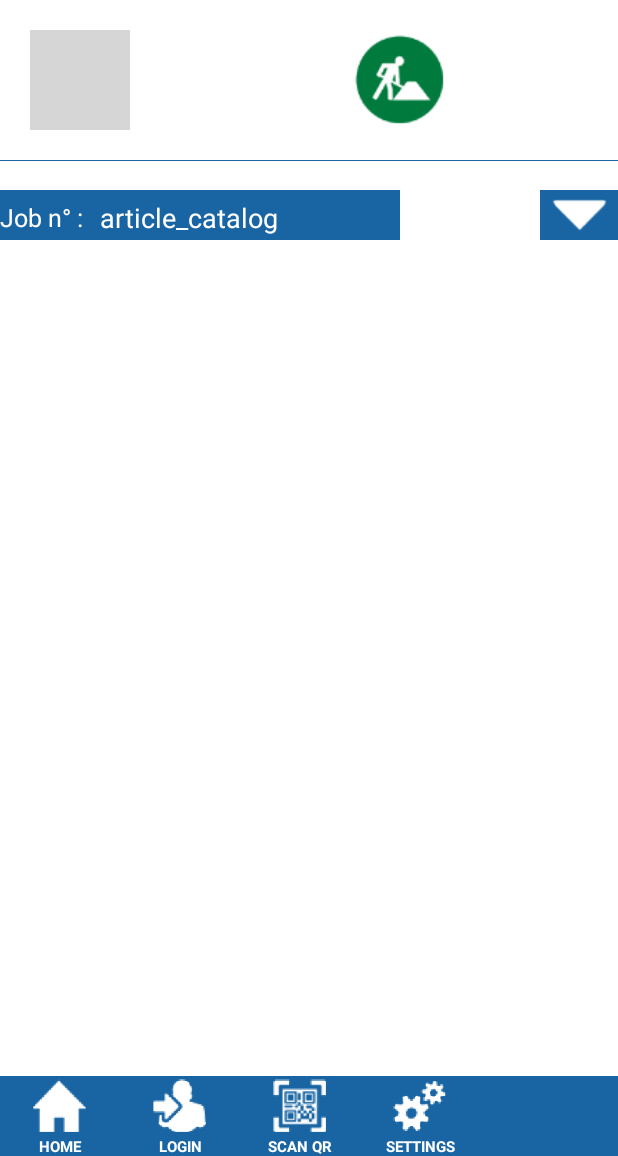
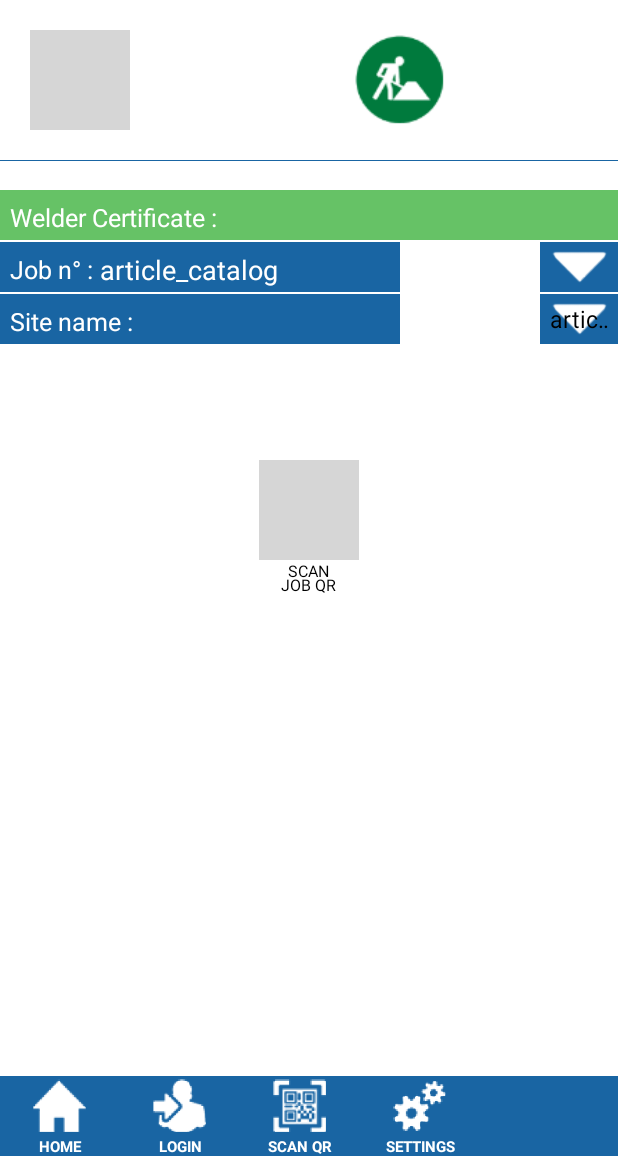
Before and after one commit to adentsLyon/projetsAndroidStudio, an Android app: the JobDataActivity screen opened directly, with no data from a screen before it, on a phone screen of 412 x 824 dp, the part 80-1236 px from its top. Run offline under Robolectric (Android 15) with nearby library versions, the phone set to English and light mode, and no system bars; network calls fail; grey boxes are pictures that could not be loaded.

Commit message:
commit de la page job data + changement de session

```diff
--- a/GF_PDA_App/app/src/main/res/layout/activity_job_data.xml
+++ b/GF_PDA_App/app/src/main/res/layout/activity_job_data.xml
@@ -10,10 +10,6 @@
 
     <include layout="@layout/header" />
 
-
-    <!-- Header aligned to top --><!-- Header aligned to top --><!-- Header aligned to top --><!-- Header aligned to top --><!-- Header aligned to top --><!-- Header aligned to top --><!-- Header aligned to top --><!-- Header aligned to top --><!-- Header aligned to top --><!-- Header aligned to top --><!-- Header aligned to top --><!-- Header aligned to top -->
-
-
     <!-- header aligned to bottom -->
 
     <include layout="@layout/article_header" />
@@ -23,6 +19,51 @@
             android:layout_width="fill_parent"
             android:layout_height="fill_parent"
             android:layout_marginTop="270px"
+            >
+
+            <RelativeLayout
+                android:id="@+id/rel_welding"
+                android:layout_width="wrap_content"
+                android:layout_height="wrap_content"
+                >
+
+                <View
+                    android:layout_width="fill_parent"
+                    android:layout_height="50px"
+                        android:background="#66c266"
+                        android:id="@+id/bar_welding"/>
+
+                        <EditText
+                            android:background="@null"
+                            android:layout_width="190px"
+                            android:layout_height="45px"
+                            android:layout_marginTop="5px"
+                            android:layout_marginLeft="230px"
+                            android:id="@+id/field_welding"
+                            android:textColor="#ffffff"
+                            android:layout_alignParentTop="true"
+                            android:layout_alignParentLeft="true"/>
+
+                        <TextView
+                            android:layout_width="wrap_content"
+                            android:layout_height="wrap_content"
+                            android:text="Welder Certificate :"
+                            android:id="@+id/text_welding"
+                            android:textColor="#ffffff"
+                            android:layout_marginLeft="10px"
+                            android:layout_marginTop="10px"
+                            android:textSize="25px"
+                            android:layout_alignLeft="@+id/bar_welding"
+                            android:layout_alignTop="@+id/bar_welding"/>
+
+                </RelativeLayout>
+
+            <RelativeLayout
+                android:id="@+id/rel_job"
+                android:layout_width="wrap_content"
+                android:layout_height="wrap_content"
+                android:layout_below="@id/rel_welding"
+                android:layout_marginTop="2px"
                 >
 
                 <View
@@ -68,8 +109,88 @@
                     android:textColor="#ffffff"
                     android:layout_marginTop="10px"
                     android:textSize="25px"
+                    android:layout_marginLeft="10px"
                     android:layout_alignLeft="@+id/bar_job"
                     android:layout_alignTop="@+id/bar_job"/>
+
+            </RelativeLayout>
+
+            <RelativeLayout
+                android:id="@+id/rel_site"
+                android:layout_width="wrap_content"
+                android:layout_height="wrap_content"
+                android:layout_below="@id/rel_job"
+                android:layout_marginTop="2px"
+                >
+
+                <View
+                    android:layout_width="400px"
+                    android:layout_height="50px"
+                    android:background="#1965a3"
+                    android:id="@+id/bar_site"/>
+
+                <View
+                    android:layout_width="78px"
+                    android:layout_height="50px"
+                    android:background="#1965a3"
+                    android:layout_alignParentRight="true"
+                    android:id="@+id/arrow_site"/>
+
+                <Spinner
+                    android:layout_width="60px"
+                    android:layout_height="40px"
+                    android:layout_alignLeft="@id/arrow_site"
+                    android:layout_marginLeft="10px"
+                    android:layout_marginTop="5px"
+                    android:drawSelectorOnTop="false"
+                    android:background="@drawable/fleche"
+                    android:entries="@array/slct_job"
+                    android:id="@+id/spin_site" />
+
+                <EditText
+                    android:background="@null"
+                    android:layout_width="290px"
+                    android:layout_height="45px"
+                    android:layout_marginTop="5px"
+                    android:layout_marginLeft="100px"
+                    android:id="@+id/field_site"
+                    android:textColor="#ffffff"
+                    android:layout_alignParentTop="true"
+                    android:layout_alignParentLeft="true"/>
+
+                <TextView
+                    android:layout_width="wrap_content"
+                    android:layout_height="wrap_content"
+                    android:text="Site name :"
+                    android:id="@+id/text_site"
+                    android:textColor="#ffffff"
+                    android:layout_marginTop="10px"
+                    android:layout_marginLeft="10px"
+                    android:textSize="25px"
+                    android:layout_alignLeft="@+id/bar_site"
+                    android:layout_alignTop="@+id/bar_site"/>
+
+            </RelativeLayout>
+
+            <RelativeLayout
+                android:id="@+id/rel_pictures"
+                android:layout_width="wrap_content"
+                android:layout_height="wrap_content"
+                android:layout_marginTop="270px"
+                android:layout_centerHorizontal="true">
+
+                <ImageButton
+                    style="@style/icon_style"
+                    android:id="@+id/Btn_Scan_Qr"
+                    android:src="@drawable/icon_scan_qr"/>
+
+                <TextView
+                    style="@style/text_style"
+                    android:text="SCAN\nJOB QR"
+                    android:id="@+id/text_scan_qr"
+                    android:layout_below="@+id/Btn_Scan_Qr" />
+
+            </RelativeLayout>
 
         </RelativeLayout>
     <!-- Footer aligned to bottom -->
```
Lines whose indentation alone changed are shown as unchanged.
